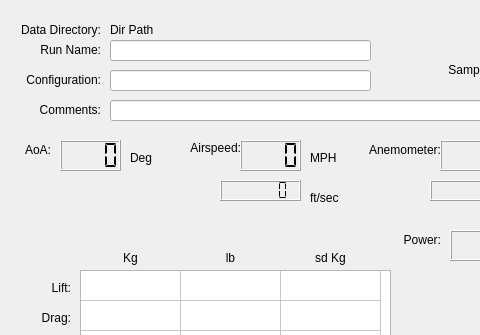
The window that Tunnel_Model.ui (n2ee/Wind-Tunnel-GUI) describes before a commit, drawn with Qt 5; both pictures show x 0 to 480 and y 0 to 335 of the 601 by 492 pixel window.
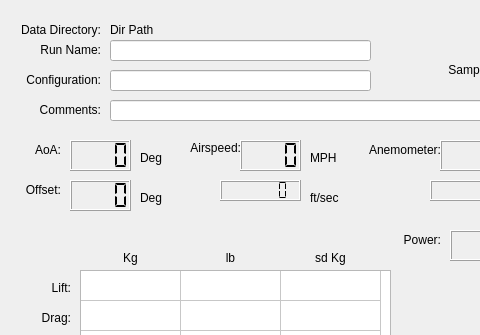
The same window after the commit.

Commit message:
Add AoA Offset
Add a DoubleSpinBox to the calibration dialog, that accepts 0.0 to 90.0 degrees.

Add a AoA Platform Offset field below the AoA field, to indicate that an offset has been used in the computation of the wing and platform AoA.

What changed in the file:
```diff
--- a/Tunnel_Model.ui
+++ b/Tunnel_Model.ui
@@ -342,7 +342,7 @@
    <widget class="QLabel" name="lblAoA">
     <property name="geometry">
      <rect>
-      <x>10</x>
+      <x>20</x>
       <y>140</y>
       <width>41</width>
       <height>20</height>
@@ -358,7 +358,7 @@
    <widget class="QLCDNumber" name="outAoaDeg">
     <property name="geometry">
      <rect>
-      <x>60</x>
+      <x>70</x>
       <y>140</y>
       <width>61</width>
       <height>31</height>
@@ -374,7 +374,7 @@
    <widget class="QLabel" name="lblDeg">
     <property name="geometry">
      <rect>
-      <x>130</x>
+      <x>140</x>
       <y>150</y>
       <width>31</width>
       <height>16</height>
@@ -711,6 +711,51 @@
      <string>Saving...</string>
     </property>
    </widget>
+   <widget class="QLabel" name="lblAoAOffsetDeg">
+    <property name="geometry">
+     <rect>
+      <x>140</x>
+      <y>190</y>
+      <width>31</width>
+      <height>16</height>
+     </rect>
+    </property>
+    <property name="text">
+     <string>Deg</string>
+    </property>
+   </widget>
+   <widget class="QLCDNumber" name="outAoaOffsetDeg">
+    <property name="geometry">
+     <rect>
+      <x>70</x>
+      <y>180</y>
+      <width>61</width>
+      <height>31</height>
+     </rect>
+    </property>
+    <property name="digitCount">
+     <number>4</number>
+    </property>
+    <property name="segmentStyle">
+     <enum>QLCDNumber::Flat</enum>
+    </property>
+   </widget>
+   <widget class="QLabel" name="lblAoAOffset">
+    <property name="geometry">
+     <rect>
+      <x>20</x>
+      <y>180</y>
+      <width>41</width>
+      <height>20</height>
+     </rect>
+    </property>
+    <property name="text">
+     <string>Offset:</string>
+    </property>
+    <property name="alignment">
+     <set>Qt::AlignRight|Qt::AlignTrailing|Qt::AlignVCenter</set>
+    </property>
+   </widget>
    <zorder>outAnemometerFps</zorder>
    <zorder>btnLoadTare</zorder>
    <zorder>inpRunName</zorder>
```
Left out of the diff: 7 changed lines with no effect on the pictures. The commit also changes 3 other files.
